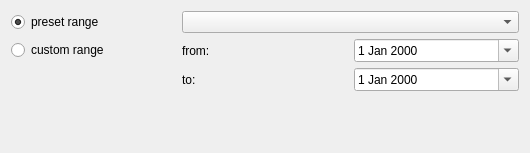
Old version of the form src/dontpanik/kpart/core/ui/kreportrangedialog.ui in the repository frankHa/dontpanic.
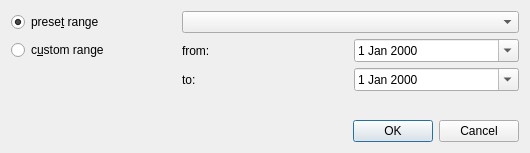
New version of the form.

```diff
--- a/src/dontpanik/kpart/core/ui/kreportrangedialog.ui
+++ b/src/dontpanik/kpart/core/ui/kreportrangedialog.ui
@@ -1,7 +1,7 @@
 <?xml version="1.0" encoding="UTF-8"?>
 <ui version="4.0">
  <class>KReportRangeDialog</class>
- <widget class="QWidget" name="KReportRangeDialog">
+ <widget class="QDialog" name="KReportRangeDialog">
   <property name="geometry">
    <rect>
     <x>0</x>
@@ -19,7 +19,7 @@
      <item row="0" column="0">
       <widget class="QRadioButton" name="preset_range">
        <property name="text">
-        <string>preset range</string>
+        <string>prese&amp;t range</string>
        </property>
        <property name="checked">
         <bool>true</bool>
@@ -32,7 +32,7 @@
      <item row="1" column="0">
       <widget class="QRadioButton" name="custom_range">
        <property name="text">
-        <string>custom range</string>
+        <string>c&amp;ustom range</string>
        </property>
       </widget>
      </item>
@@ -79,6 +79,13 @@
      </property>
     </spacer>
    </item>
+   <item>
+    <widget class="QDialogButtonBox" name="buttons">
+     <property name="standardButtons">
+      <set>QDialogButtonBox::Cancel|QDialogButtonBox::Ok</set>
+     </property>
+    </widget>
+   </item>
   </layout>
  </widget>
  <resources/>
```
Left out of the diff: 35 changed lines with no effect on the pictures.
